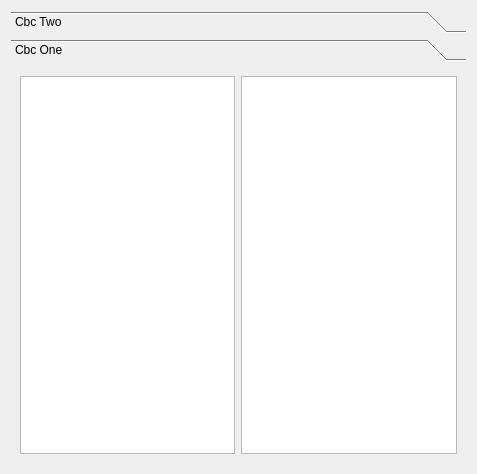
Above: GUI/View/cbcregisterstab.ui from tristandupree/Ph2_ACF before the change. Below: the same form after it.
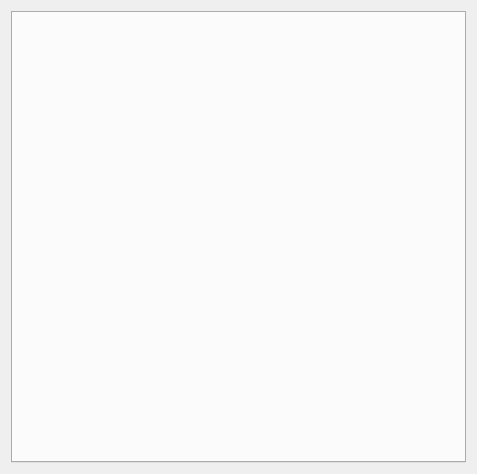
That is the form after the change. The open tabs and pages were chosen to show the change.

The edit to the form file:
```diff
--- a/GUI/View/cbcregisterstab.ui
+++ b/GUI/View/cbcregisterstab.ui
@@ -15,53 +15,10 @@
   </property>
   <layout class="QVBoxLayout" name="verticalLayout_4">
    <item>
-    <widget class="QToolBox" name="toolBox">
+    <widget class="QTabWidget" name="cbcTabs">
      <property name="currentIndex">
       <number>0</number>
      </property>
-     <widget class="QWidget" name="toolTwo">
-      <property name="geometry">
-       <rect>
-        <x>0</x>
-        <y>0</y>
-        <width>453</width>
-        <height>382</height>
-       </rect>
-      </property>
-      <attribute name="label">
-       <string>Cbc Two</string>
-      </attribute>
-      <layout class="QHBoxLayout" name="horizontalLayout">
-       <item>
-        <layout class="QVBoxLayout" name="loToolTwo"/>
-       </item>
-      </layout>
-     </widget>
-     <widget class="QWidget" name="toolOne">
-      <property name="geometry">
-       <rect>
-        <x>0</x>
-        <y>0</y>
-        <width>453</width>
-        <height>382</height>
-       </rect>
-      </property>
-      <attribute name="label">
-       <string>Cbc One</string>
-      </attribute>
-      <layout class="QVBoxLayout" name="verticalLayout_3">
-       <item>
-        <layout class="QHBoxLayout" name="loToolOne">
-         <item>
-          <widget class="QColumnView" name="colOne"/>
-         </item>
-         <item>
-          <widget class="QTableView" name="tableOne"/>
-         </item>
-        </layout>
-       </item>
-      </layout>
-     </widget>
     </widget>
    </item>
   </layout>
```
Left out of the diff: 2 changed lines with no effect on the pictures.
